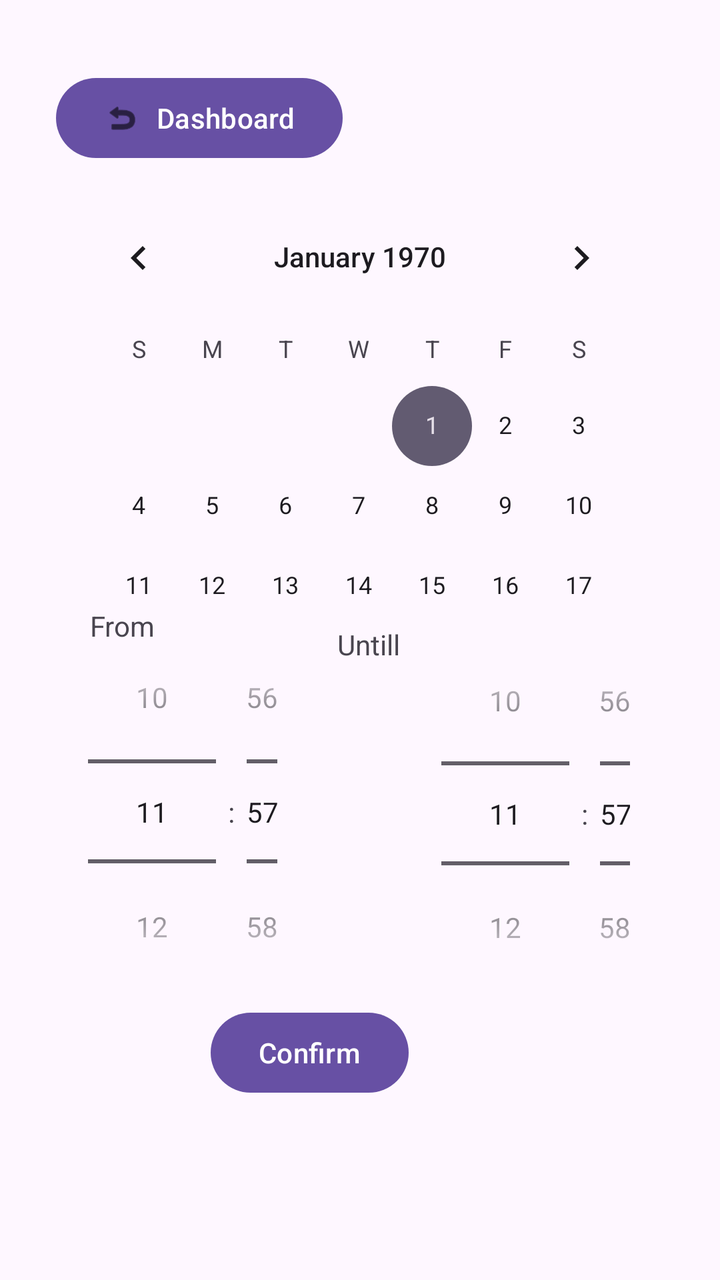
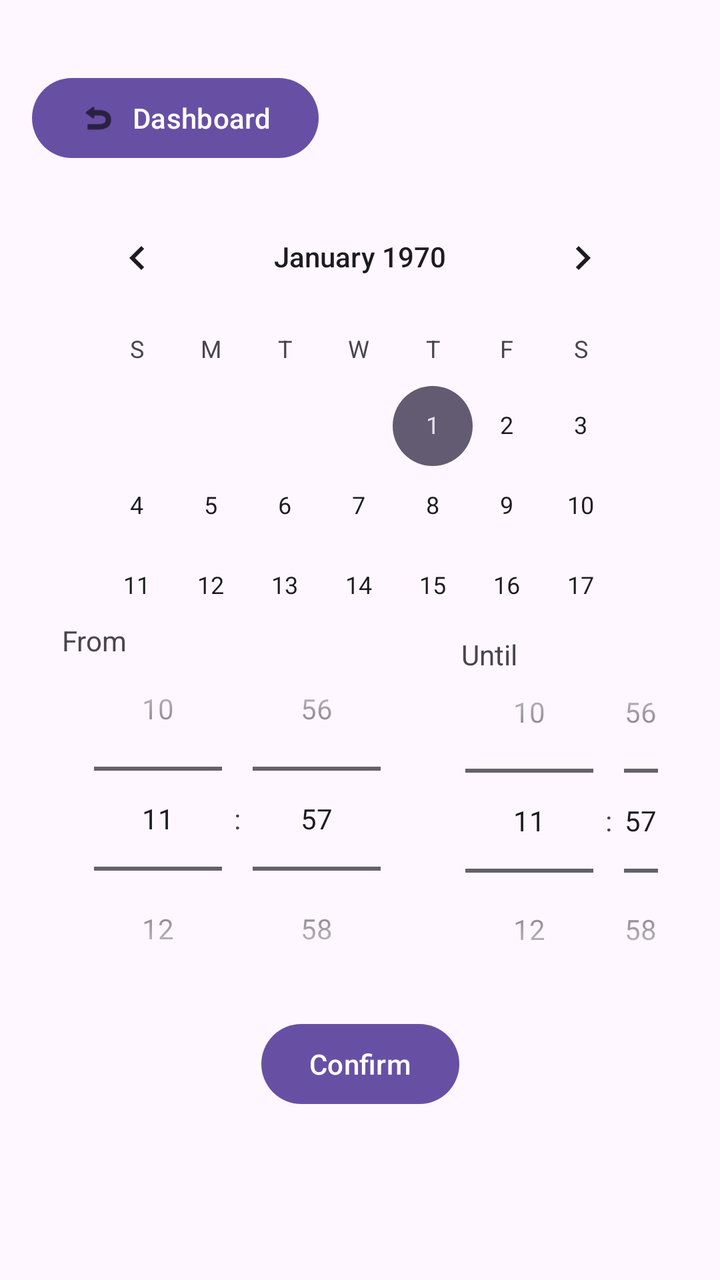

An Android layout rendered at two revisions. The XML below is the earlier revision; the diff shows what the commit changed to produce the second picture.
<!-- AndroidManifest.xml: application theme Theme.EmployeeBooking -->
<!-- res/layout/activity_timeselctor.xml -->
<?xml version="1.0" encoding="utf-8"?>
<androidx.constraintlayout.widget.ConstraintLayout xmlns:android="http://schemas.android.com/apk/res/android"
    xmlns:app="http://schemas.android.com/apk/res-auto"
    xmlns:tools="http://schemas.android.com/tools"
    android:id="@+id/main"
    android:layout_width="match_parent"
    android:layout_height="match_parent"
    tools:context=".time_selector">

    <CalendarView
        android:id="@+id/calendarView"
        android:layout_width="0dp"
        android:layout_height="0dp"
        android:layout_marginStart="31dp"
        android:layout_marginTop="95dp"
        android:layout_marginEnd="31dp"
        android:layout_marginBottom="8dp"
        app:layout_constraintBottom_toTopOf="@+id/timePickerFrom"
        app:layout_constraintEnd_toEndOf="parent"
        app:layout_constraintStart_toStartOf="parent"
        app:layout_constraintTop_toTopOf="parent" />

    <TextView
        android:id="@+id/textView2"
        android:layout_width="wrap_content"
        android:layout_height="wrap_content"
        android:layout_marginStart="45dp"
        android:layout_marginEnd="127dp"
        android:layout_marginBottom="174dp"
        android:text="From"
        app:layout_constraintBottom_toTopOf="@+id/button"
        app:layout_constraintEnd_toStartOf="@+id/timePickerFrom"
        app:layout_constraintStart_toStartOf="parent"
        app:layout_constraintTop_toBottomOf="@+id/calendarView" />

    <TextView
        android:id="@+id/textView3"
        android:layout_width="wrap_content"
        android:layout_height="wrap_content"
        android:layout_marginTop="7dp"
        android:layout_marginEnd="160dp"
        android:text="Untill"
        app:layout_constraintEnd_toEndOf="parent"
        app:layout_constraintStart_toEndOf="@+id/timePickerto"
        app:layout_constraintTop_toTopOf="@+id/timePickerFrom" />

    <Button
        android:id="@+id/button"
        android:layout_width="wrap_content"
        android:layout_height="wrap_content"
        android:layout_marginBottom="84dp"
        android:text="Confirm"
        app:layout_constraintBottom_toBottomOf="parent"
        app:layout_constraintEnd_toEndOf="@+id/timePickerto"
        app:layout_constraintStart_toEndOf="@+id/timePickerto"
        app:layout_constraintTop_toBottomOf="@+id/textView2" />

    <Button
        android:id="@+id/dashboard"
        android:layout_width="wrap_content"
        android:layout_height="wrap_content"
        android:layout_marginStart="28dp"
        android:layout_marginTop="35dp"
        android:layout_marginBottom="12dp"
        android:text="Dashboard"
        app:icon="@android:drawable/ic_menu_revert"
        app:iconTint="#000000"
        app:layout_constraintBottom_toTopOf="@+id/calendarView"
        app:layout_constraintStart_toStartOf="parent"
        app:layout_constraintTop_toTopOf="parent" />

    <TimePicker
        android:id="@+id/timePickerFrom"
        android:layout_width="0dp"
        android:layout_height="0dp"
        android:layout_marginEnd="29dp"
        android:layout_marginBottom="132dp"
        android:timePickerMode="spinner"
        app:layout_constraintBottom_toBottomOf="parent"
        app:layout_constraintEnd_toEndOf="parent"
        app:layout_constraintStart_toEndOf="@+id/textView2"
        app:layout_constraintTop_toBottomOf="@+id/calendarView" />

    <TimePicker
        android:id="@+id/timePickerto"
        android:layout_width="0dp"
        android:layout_height="0dp"
        android:layout_marginStart="28dp"
        android:layout_marginTop="6dp"
        android:layout_marginEnd="14dp"
        android:timePickerMode="spinner"
        app:layout_constraintBottom_toBottomOf="@+id/timePickerFrom"
        app:layout_constraintEnd_toStartOf="@+id/textView3"
        app:layout_constraintStart_toStartOf="parent"
        app:layout_constraintTop_toBottomOf="@+id/calendarView" />

</androidx.constraintlayout.widget.ConstraintLayout>
<!-- resources referenced by this layout -->
<resources>
  <style name="Theme.EmployeeBooking" parent="Base.Theme.EmployeeBooking" />
  <style name="Base.Theme.EmployeeBooking" parent="Theme.Material3.DayNight.NoActionBar">
          
          
      </style>
</resources>

<!-- the commit's change to res/layout/activity_timeselctor.xml (unified diff, before → after) -->
@@ -11,37 +11,35 @@
         android:id="@+id/calendarView"
         android:layout_width="0dp"
         android:layout_height="0dp"
+        android:layout_marginStart="30dp"
+        android:layout_marginTop="12dp"
+        android:layout_marginEnd="30dp"
+        android:layout_marginBottom="13dp"
+        app:layout_constraintBottom_toTopOf="@+id/until"
+        app:layout_constraintEnd_toEndOf="parent"
+        app:layout_constraintStart_toStartOf="parent"
+        app:layout_constraintTop_toBottomOf="@+id/dashboard" />
+
+    <TextView
+        android:id="@+id/from"
+        android:layout_width="wrap_content"
+        android:layout_height="wrap_content"
         android:layout_marginStart="31dp"
-        android:layout_marginTop="95dp"
-        android:layout_marginEnd="31dp"
-        android:layout_marginBottom="8dp"
-        app:layout_constraintBottom_toTopOf="@+id/timePickerFrom"
-        app:layout_constraintEnd_toEndOf="parent"
+        android:layout_marginEnd="153dp"
+        android:text="From"
+        app:layout_constraintBottom_toBottomOf="parent"
+        app:layout_constraintEnd_toStartOf="@+id/timePickerFrom"
         app:layout_constraintStart_toStartOf="parent"
         app:layout_constraintTop_toTopOf="parent" />
 
     <TextView
-        android:id="@+id/textView2"
+        android:id="@+id/until"
         android:layout_width="wrap_content"
         android:layout_height="wrap_content"
-        android:layout_marginStart="45dp"
-        android:layout_marginEnd="127dp"
-        android:layout_marginBottom="174dp"
-        android:text="From"
-        app:layout_constraintBottom_toTopOf="@+id/button"
-        app:layout_constraintEnd_toStartOf="@+id/timePickerFrom"
-        app:layout_constraintStart_toStartOf="parent"
-        app:layout_constraintTop_toBottomOf="@+id/calendarView" />
-
-    <TextView
-        android:id="@+id/textView3"
-        android:layout_width="wrap_content"
-        android:layout_height="wrap_content"
-        android:layout_marginTop="7dp"
-        android:layout_marginEnd="160dp"
-        android:text="Untill"
-        app:layout_constraintEnd_toEndOf="parent"
-        app:layout_constraintStart_toEndOf="@+id/timePickerto"
+        android:layout_marginStart="14dp"
+        android:layout_marginTop="5dp"
+        android:text="Until"
+        app:layout_constraintStart_toStartOf="@+id/timePickerFrom"
         app:layout_constraintTop_toTopOf="@+id/timePickerFrom" />
 
     <Button
@@ -51,21 +49,18 @@
         android:layout_marginBottom="84dp"
         android:text="Confirm"
         app:layout_constraintBottom_toBottomOf="parent"
-        app:layout_constraintEnd_toEndOf="@+id/timePickerto"
-        app:layout_constraintStart_toEndOf="@+id/timePickerto"
-        app:layout_constraintTop_toBottomOf="@+id/textView2" />
+        app:layout_constraintEnd_toEndOf="parent"
+        app:layout_constraintStart_toStartOf="parent" />
 
     <Button
         android:id="@+id/dashboard"
         android:layout_width="wrap_content"
         android:layout_height="wrap_content"
-        android:layout_marginStart="28dp"
+        android:layout_marginStart="16dp"
         android:layout_marginTop="35dp"
-        android:layout_marginBottom="12dp"
         android:text="Dashboard"
         app:icon="@android:drawable/ic_menu_revert"
         app:iconTint="#000000"
-        app:layout_constraintBottom_toTopOf="@+id/calendarView"
         app:layout_constraintStart_toStartOf="parent"
         app:layout_constraintTop_toTopOf="parent" />
 
@@ -73,25 +68,24 @@
         android:id="@+id/timePickerFrom"
         android:layout_width="0dp"
         android:layout_height="0dp"
-        android:layout_marginEnd="29dp"
-        android:layout_marginBottom="132dp"
+        android:layout_marginTop="2dp"
+        android:layout_marginEnd="15dp"
         android:timePickerMode="spinner"
-        app:layout_constraintBottom_toBottomOf="parent"
+        app:layout_constraintBottom_toTopOf="@+id/button"
         app:layout_constraintEnd_toEndOf="parent"
-        app:layout_constraintStart_toEndOf="@+id/textView2"
-        app:layout_constraintTop_toBottomOf="@+id/calendarView" />
+        app:layout_constraintStart_toEndOf="@+id/from"
+        app:layout_constraintTop_toTopOf="@+id/timePickerto" />
 
     <TimePicker
         android:id="@+id/timePickerto"
         android:layout_width="0dp"
         android:layout_height="0dp"
-        android:layout_marginStart="28dp"
-        android:layout_marginTop="6dp"
-        android:layout_marginEnd="14dp"
+        android:layout_marginStart="1dp"
+        android:layout_marginEnd="5dp"
         android:timePickerMode="spinner"
-        app:layout_constraintBottom_toBottomOf="@+id/timePickerFrom"
-        app:layout_constraintEnd_toStartOf="@+id/textView3"
-        app:layout_constraintStart_toStartOf="parent"
-        app:layout_constraintTop_toBottomOf="@+id/calendarView" />
+        app:layout_constraintBottom_toTopOf="@+id/button"
+        app:layout_constraintEnd_toStartOf="@+id/timePickerFrom"
+        app:layout_constraintStart_toStartOf="@+id/calendarView"
+        app:layout_constraintTop_toTopOf="@+id/from" />
 
 </androidx.constraintlayout.widget.ConstraintLayout>
